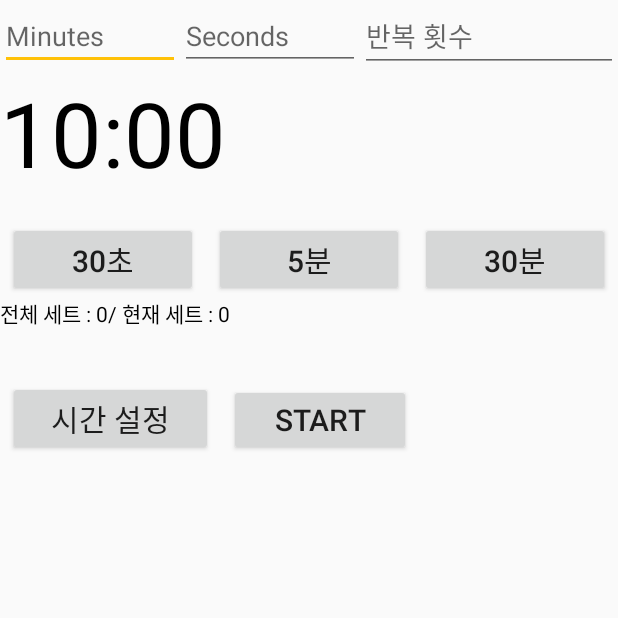
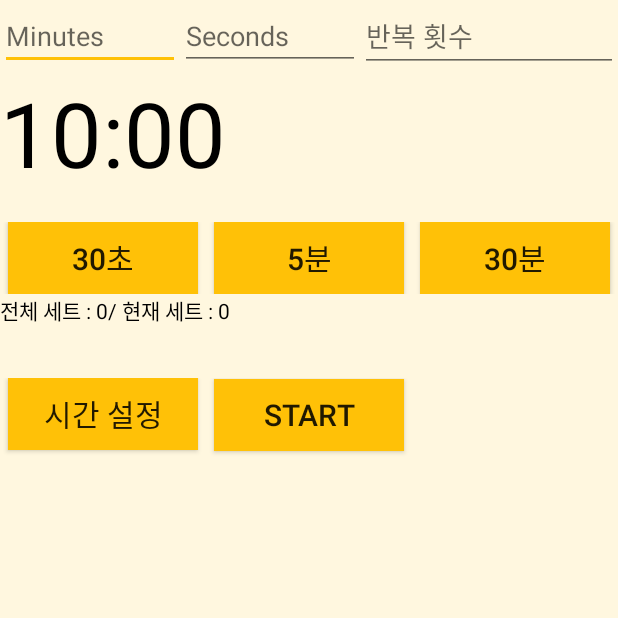
Before and after one commit to qmffld102/CookBaB, an Android app: the Timer screen opened directly, with no data from a screen before it, on a phone screen of 412 x 824 dp, the top half of it. Run offline under Robolectric (Android 15) with nearby library versions, the phone set to English and light mode, and no system bars.

Commit message:
Timer 버튼, 배경 디자인 색 수정

```diff
--- a/app/src/main/res/layout/activity_timer.xml
+++ b/app/src/main/res/layout/activity_timer.xml
@@ -4,6 +4,7 @@
     xmlns:tools="http://schemas.android.com/tools"
     android:layout_width="match_parent"
     android:layout_height="match_parent"
+    android:background="@color/colorPrimary"
     android:orientation="vertical"
     tools:context=".Timer">
 
@@ -61,6 +62,7 @@
             android:layout_weight="1"
             android:layout_marginLeft="5dp"
             android:layout_marginRight="5dp"
+            android:background="@color/colorAccent"
             android:textSize="20dp"
             android:text="30초" />
         <Button
@@ -70,6 +72,7 @@
             android:layout_weight="1"
             android:layout_marginLeft="5dp"
             android:layout_marginRight="5dp"
+            android:background="@color/colorAccent"
             android:textSize="20dp"
             android:text="5분" />
 
@@ -80,6 +83,7 @@
             android:layout_weight="1"
             android:layout_marginLeft="5dp"
             android:layout_marginRight="5dp"
+            android:background="@color/colorAccent"
             android:textSize="20dp"
             android:text="30분" />
     </LinearLayout>
@@ -108,6 +112,7 @@
             android:textSize="20dp"
             android:layout_width="wrap_content"
             android:layout_height="wrap_content"
+            android:background="@color/colorAccent"
             android:layout_weight="1"
             android:text="시간 설정" />
         <Button
@@ -116,6 +121,7 @@
             android:layout_height="wrap_content"
             android:layout_marginLeft="5dp"
             android:layout_marginRight="5dp"
+            android:background="@color/colorAccent"
             android:textSize="20dp"
             android:layout_weight="1"
             android:text="Start" />
@@ -126,6 +132,7 @@
             android:layout_height="wrap_content"
             android:layout_marginLeft="5dp"
             android:layout_marginRight="5dp"
+            android:background="@color/colorAccent"
             android:textSize="20dp"
             android:layout_weight="1"
             android:text="Reset"
--- a/build.gradle
+++ b/build.gradle
@@ -7,7 +7,7 @@ buildscript {
         jcenter()
     }
     dependencies {
-        classpath 'com.android.tools.build:gradle:3.6.3'
+        classpath 'com.android.tools.build:gradle:4.0.0'
         classpath 'com.google.gms:google-services:4.3.3'
 
         // NOTE: Do not place your application dependencies here; they belong
```
Also changed, not shown: gradle/wrapper/gradle-wrapper.properties, 2 other files.
